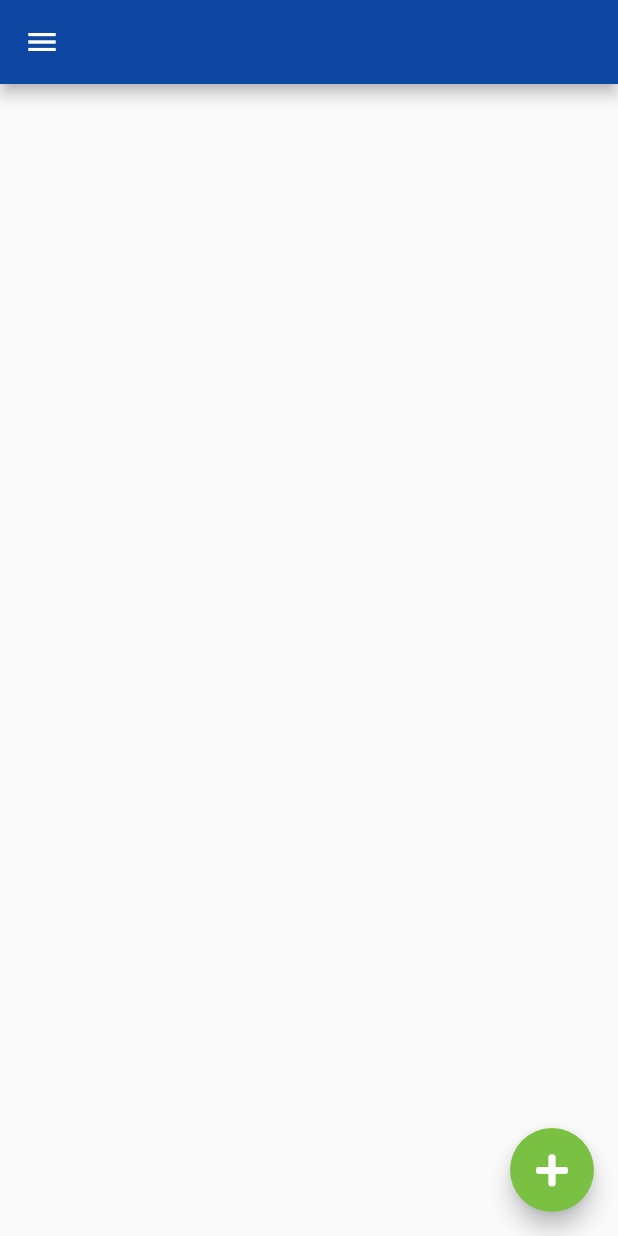
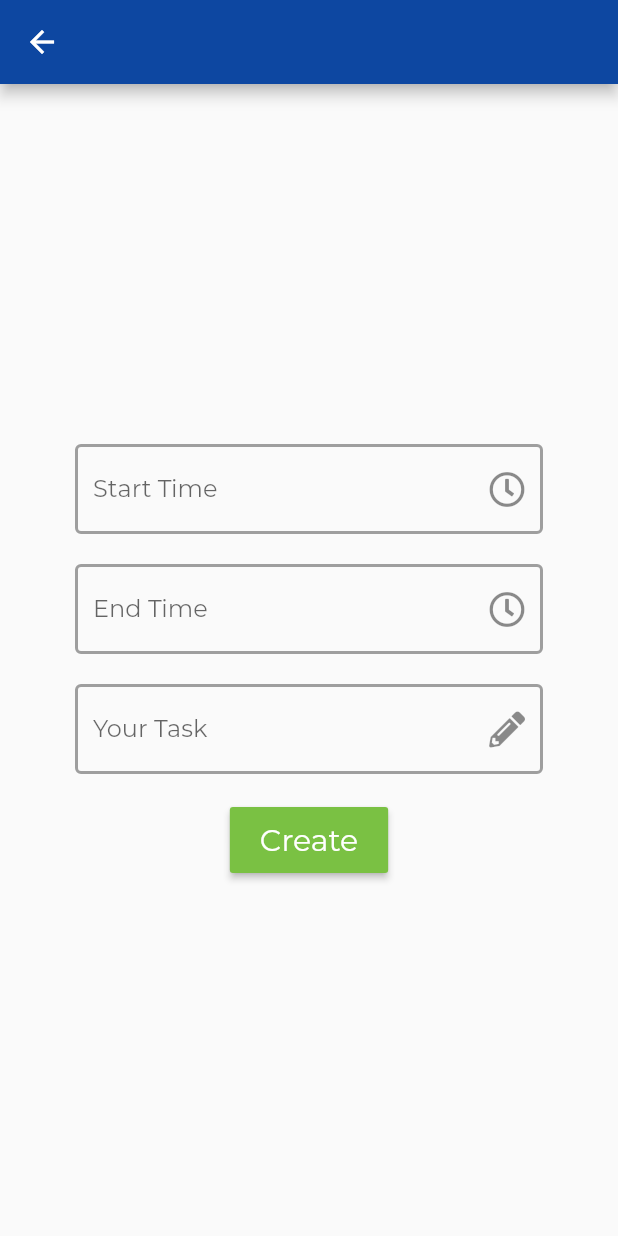
Before and after one commit to mayursamnani36/Timetable, a Flutter app: the screen it shows once a user with an empty profile is signed in, after a tap on an icon or button, on a phone screen of 412 x 824 dp. Run offline on Flutter 3.47's test engine with Material 2 defaults, Android fonts, the light colour scheme and no system bars; our stand-ins replace firebase_auth, flutter_spinkit, font_awesome_flutter, google_sign_in; accounts and stored records are empty; network calls fail.

Commit message:
Bug fixes and add screen

```diff
--- a/lib/constants/constants.dart
+++ b/lib/constants/constants.dart
@@ -1,6 +1,7 @@
 import 'package:flutter/material.dart';
+import 'package:font_awesome_flutter/font_awesome_flutter.dart';
 
 const textInputDecoration = InputDecoration(
-  enabledBorder: OutlineInputBorder(borderSide: BorderSide(color: Colors.white , width: 2.0)),
-  focusedBorder: OutlineInputBorder(borderSide: BorderSide(color: Colors.deepOrangeAccent , width: 2.0)),
+  enabledBorder: OutlineInputBorder(borderSide: BorderSide(color: Colors.grey , width: 2.0)),
+  focusedBorder: OutlineInputBorder(borderSide: BorderSide(color: Color(0Xff7ac143) , width: 2.0)),
 );
--- a/lib/constants/themes.dart
+++ /dev/null
@@ -1,10 +0,0 @@
-import 'package:flutter/material.dart';
-
-class Themes extends StatelessWidget {
-  @override
-  Widget build(BuildContext context) {
-    return Container(
-      child: Text("Themes"),
-    );
-  }
-}
--- a/lib/main.dart
+++ b/lib/main.dart
@@ -3,6 +3,7 @@ import 'package:flutter/material.dart';
 import 'package:timetable/screens/authenticate/login.dart';
 import 'package:timetable/screens/authenticate/register.dart';
 import 'package:timetable/screens/authenticate/sign_in.dart';
+import 'package:timetable/screens/home/add.dart';
 import 'package:timetable/screens/wrapper.dart';
 import 'package:provider/provider.dart';
 import 'package:timetable/services/auth.dart';
@@ -16,6 +17,7 @@ class MyApp extends StatelessWidget {
       value: AuthService().user,
       child: MaterialApp(
         theme: ThemeData(
+          primarySwatch: Colors.indigo,
           fontFamily: 'Montserrat',
         ),
         routes: {
@@ -23,6 +25,7 @@ class MyApp extends StatelessWidget {
           '/loginroute': (context) => Login(),
           '/registerroute': (context) => Register(),
           '/signinroute': (context) => SignIn(),
+          '/addroute': (context) => Add(),
         },
       ),
     );
--- /dev/null
+++ b/lib/screens/home/add.dart
@@ -0,0 +1,61 @@
+import 'package:flutter/material.dart';
+import 'package:font_awesome_flutter/font_awesome_flutter.dart';
+import 'package:timetable/constants/constants.dart';
+
+class Add extends StatefulWidget {
+  @override
+  _AddState createState() => _AddState();
+}
+
+class _AddState extends State<Add> {
+  @override
+  Widget build(BuildContext context) {
+    TimeOfDay _time = TimeOfDay.now();
+
+    Future selectTime() async{
+      try{_time = await showTimePicker(context: context, initialTime: _time);}
+      catch(e){print(e.toString());}
+    }
+
+    return Scaffold(
+      appBar: AppBar(
+        backgroundColor: Colors.blue[900],
+      ),
+      body: Container(
+        child: Form(
+          child: Padding(
+            padding: EdgeInsets.all(50),
+            child: Container(
+              child: Column(
+                mainAxisAlignment: MainAxisAlignment.center,
+                children: <Widget>[
+                  TextFormField(
+                    decoration: textInputDecoration.copyWith(hintText: "Start Time", suffixIcon: Icon(FontAwesomeIcons.clock),),
+                    onTap: (){selectTime();},
+                  ),
+                  SizedBox(height: 20,),
+                  TextFormField(
+                    decoration: textInputDecoration.copyWith(hintText: "End Time", suffixIcon: Icon(FontAwesomeIcons.clock),),
+                    onTap: (){selectTime();},
+                  ),
+                  SizedBox(height: 20,),
+                  TextFormField(
+                    decoration: textInputDecoration.copyWith(hintText:"Your Task", suffixIcon: Icon(FontAwesomeIcons.pencilAlt)),
+                  ),
+                  SizedBox(height: 20,),
+                  MaterialButton(
+                    child: Text('Create', style: TextStyle(color: Colors.white, fontSize: 20),),
+                    padding: EdgeInsets.fromLTRB(20, 10, 20, 10),
+                    splashColor: Colors.blue[900],
+                    color: Color(0Xff7ac143),
+                    onPressed: (){},
+                  ),
+                ],
+              ),
+            ),
+          ),
+        ),
+      ),
+    );
+  }
+}
--- a/lib/screens/home/home.dart
+++ b/lib/screens/home/home.dart
@@ -4,27 +4,38 @@ import 'package:font_awesome_flutter/font_awesome_flutter.dart';
 import 'package:timetable/services/auth.dart';
 import 'package:timetable/services/google_auth.dart';
 
-String name = "Unknown";
-String email = "Unknown";
-String url =
-    "https://www.vippng.com/png/detail/416-4161690_empty-profile-picture-blank-avatar-image-circle.png";
+class Home extends StatefulWidget {
 
-void inputData() async {
-  FirebaseUser user = await AuthService().getUser();
-  name = user.displayName;
-  email = user.email;
-  url = user.photoUrl;
-}
-
-class Home extends StatefulWidget {
   @override
   _HomeState createState() => _HomeState();
 }
 
+
 class _HomeState extends State<Home> {
+  String name = "";
+  String email = "";
+  String url = "";
+
+  void inputData(String tempName, String tempEmail, String tempUrl) async {
+  FirebaseUser user = await AuthService().getUser();
+  user.displayName!=null ? tempName = user.displayName: tempName = "Unknown";
+  user.email!=null ? tempEmail = user.email: tempEmail = "Unknown";
+  user.photoUrl!=null ? tempUrl = user.photoUrl: tempUrl = "https://www.vippng.com/png/full/203-2034148_font-awesome-user-icon-circle.png";
+  setState(() {
+    name = tempName;
+    email=tempEmail;
+    url = tempUrl;
+  });
+}
+
+  @override
+    void initState() {
+        super.initState();
+        inputData('','','');
+    }
+
   @override
   Widget build(BuildContext context) {
-    inputData();
     return Scaffold(
       appBar: AppBar(
         backgroundColor: Colors.blue[900],
@@ -60,7 +71,7 @@ class _HomeState extends State<Home> {
         ),
       ),
       floatingActionButton: FloatingActionButton(
-        onPressed: () {},
+        onPressed: () {Navigator.pushNamed(context, '/addroute');},
         child: Icon(FontAwesomeIcons.plus),
         backgroundColor: Color(0Xff7ac143),
       ),
--- a/pubspec.yaml
+++ b/pubspec.yaml
@@ -30,6 +30,7 @@ dependencies:
   font_awesome_flutter: ^8.8.1
   provider: ^4.0.5
   flutter_spinkit: "^4.1.2"
+  firebase_messaging: ^6.0.13
 
 dev_dependencies:
   flutter_test:
```
Also changed, not shown: pubspec.lock.
